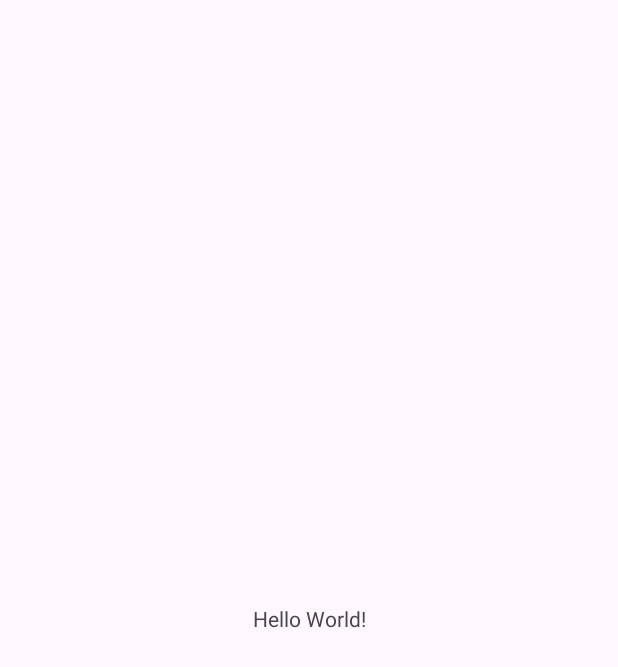
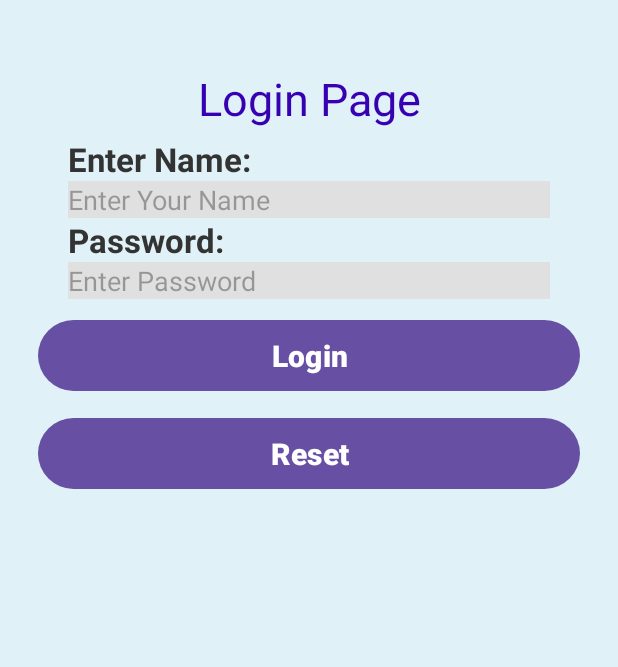
Before and after one commit to ShantoGUB567/Mobile-App-Lab, an Android app: the screen it shows after launch (MainActivity), on a phone screen of 412 x 824 dp. Before the commit the part shown is almost empty. Shown: the top 667 px of the screen. Run offline under Robolectric (Android 15) with nearby library versions, the phone set to English and light mode, and no system bars.

Commit message:
add workd

```diff
--- a/new_java_1/app/src/main/java/com/example/new_java_1/MainActivity.java
+++ b/new_java_1/app/src/main/java/com/example/new_java_1/MainActivity.java
@@ -7,18 +7,58 @@ import androidx.appcompat.app.AppCompatActivity;
 import androidx.core.graphics.Insets;
 import androidx.core.view.ViewCompat;
 import androidx.core.view.WindowInsetsCompat;
+import android.content.Intent;
+import android.view.View;
+import android.widget.Button;
+import android.widget.EditText;
+import android.widget.Toast;;
+
 
 public class MainActivity extends AppCompatActivity {
+    EditText editName1; //unsername
+    EditText editName2; //password
+    Button btnOk;
+    Button btnReset;
 
     @Override
     protected void onCreate(Bundle savedInstanceState) {
         super.onCreate(savedInstanceState);
         EdgeToEdge.enable(this);
         setContentView(R.layout.activity_main);
-        ViewCompat.setOnApplyWindowInsetsListener(findViewById(R.id.main), (v, insets) -> {
-            Insets systemBars = insets.getInsets(WindowInsetsCompat.Type.systemBars());
-            v.setPadding(systemBars.left, systemBars.top, systemBars.right, systemBars.bottom);
-            return insets;
+
+        editName1 = findViewById(R.id.edit_name1);
+        editName2 = findViewById(R.id.edit_name2);
+        btnOk = findViewById(R.id.btn_ok);
+        btnReset = findViewById(R.id.btn_reset);
+
+        btnOk.setOnClickListener(new View.OnClickListener() {
+            @Override
+            public void onClick(View view) {
+                String username = editName1.getText().toString();
+                String password = editName2.getText().toString();
+                if (username.isEmpty() || password.isEmpty()){
+                    Toast.makeText(getApplicationContext(), "Please enter both username and password.", Toast.LENGTH_SHORT).show();
+                }else{
+                    if (username.equals("user") && password.equals("pass")){
+                        Toast.makeText(getApplicationContext(),"Login Successful",Toast.LENGTH_LONG).show();
+                        Intent intent = new Intent(MainActivity.this, WelcomeActivity.class);
+                        startActivity(intent);
+                        finish();
+                    }else{
+                        Toast.makeText(getApplicationContext(),"Invalid Input",Toast.LENGTH_LONG).show();
+                    }
+                }
+
+            }
+        });
+
+        btnReset.setOnClickListener(new View.OnClickListener() {
+            @Override
+            public void onClick(View view) {
+                editName1.setText("");
+                editName2.setText("");
+                Toast.makeText(getApplicationContext(), "Reset Clicked", Toast.LENGTH_LONG).show();
+            }
         });
     }
 }
--- a/new_java_1/app/src/main/res/layout/activity_main.xml
+++ b/new_java_1/app/src/main/res/layout/activity_main.xml
@@ -1,19 +1,111 @@
 <?xml version="1.0" encoding="utf-8"?>
-<androidx.constraintlayout.widget.ConstraintLayout xmlns:android="http://schemas.android.com/apk/res/android"
+<LinearLayout
+    xmlns:android="http://schemas.android.com/apk/res/android"
+    xmlns:tools="http://schemas.android.com/tools"
     xmlns:app="http://schemas.android.com/apk/res-auto"
-    xmlns:tools="http://schemas.android.com/tools"
     android:id="@+id/main"
     android:layout_width="match_parent"
     android:layout_height="match_parent"
+    android:orientation="vertical"
+    android:padding="25dp"
+    android:gravity=""
+    android:background="#e0f2f7"
     tools:context=".MainActivity">
+    <!--    <TextView-->
+    <!--      android:layout_width="wrap_content"-->
+    <!--      android:layout_height="wrap_content"-->
+    <!--      android:text="Hello World!"-->
+    <!--      app:layout_constraintBottom_toBottomOf="parent"-->
+    <!--      app:layout_constraintStart_toStartOf="parent"-->
+    <!--      app:layout_constraintEnd_toEndOf="parent"-->
+    <!--      app:layout_constraintTop_toTopOf="parent" />-->
 
     <TextView
-        android:layout_width="wrap_content"
+        android:id="@+id/textView1"
+        android:layout_width="match_parent"
         android:layout_height="wrap_content"
-        android:text="Hello World!"
-        app:layout_constraintBottom_toBottomOf="parent"
-        app:layout_constraintEnd_toEndOf="parent"
-        app:layout_constraintStart_toStartOf="parent"
-        app:layout_constraintTop_toTopOf="parent" />
+        android:text="Login Page"
+        android:textAlignment="center"
+        android:textSize="30sp"
+        android:textColor="@color/design_default_color_primary_dark"
+        android:paddingBottom="5dp"
+        android:paddingTop="20dp"/>
+    <!--        app:layout_constraintBottom_toBottomOf="parent"-->
+    <!--        app:layout_constraintStart_toStartOf="parent"-->
+    <!--        app:layout_constraintEnd_toEndOf="parent"-->
+    <!--        app:layout_constraintTop_toTopOf="parent" -->
 
-</androidx.constraintlayout.widget.ConstraintLayout>
+
+    <TextView
+        android:id="@+id/textView2"
+        android:layout_width="match_parent"
+        android:layout_height="wrap_content"
+        android:layout_marginStart="20dp"
+        android:layout_marginEnd="20dp"
+        android:text="Enter Name: "
+        android:textColor="#333333"
+        android:textStyle="bold"
+        android:textSize="22dp"/>
+
+    <EditText
+        android:layout_width="match_parent"
+        android:layout_height="wrap_content"
+        android:id="@+id/edit_name1"
+        android:ems="10"
+        android:inputType="textPersonName"
+        android:hint="Enter Your Name"
+        android:layout_marginStart="20dp"
+        android:layout_marginEnd="20dp"
+        android:background="#e0e0e0"
+        />
+
+    <TextView
+        android:id="@+id/textView3"
+        android:layout_width="match_parent"
+        android:layout_height="wrap_content"
+        android:layout_marginStart="20dp"
+        android:layout_marginEnd="20dp"
+        android:text="Password: "
+        android:textColor="#333333"
+        android:textStyle="bold"
+        android:textSize="22dp"/>
+
+    <EditText
+        android:layout_width="match_parent"
+        android:layout_height="wrap_content"
+        android:id="@+id/edit_name2"
+        android:ems="10"
+        android:inputType="textPassword"
+        android:hint="Enter Password"
+        android:layout_marginStart="20dp"
+        android:layout_marginEnd="20dp"
+        android:background="#e0e0e0"
+        />
+
+    <Button
+        android:id="@+id/btn_ok"
+        android:layout_width="match_parent"
+        android:layout_height="wrap_content"
+        android:text="Login"
+        android:textColor="#ffffff"
+        android:textSize="20dp"
+        android:textStyle="bold"
+        android:paddingVertical="10dp"
+        android:layout_marginBottom="10dp"
+        android:layout_marginTop="10dp"
+        />
+
+    <Button
+        android:id="@+id/btn_reset"
+        android:layout_width="match_parent"
+        android:layout_height="wrap_content"
+        android:text="Reset"
+        android:textColor="#ffffff"
+        android:textSize="20dp"
+        android:textStyle="bold"
+        android:paddingVertical="10dp"
+        android:layout_marginBottom="20dp"
+        />
+
+
+</LinearLayout>
```
Also changed, not shown: new_java_1/app/src/main/AndroidManifest.xml (+9 -0 lines), new_java_1/app/src/main/java/com/example/new_java_1/WelcomeActivity.java (added, +131 -0 lines), new_java_1/app/src/main/res/layout/activity_welcome.xml (added, +154 -0 lines).
